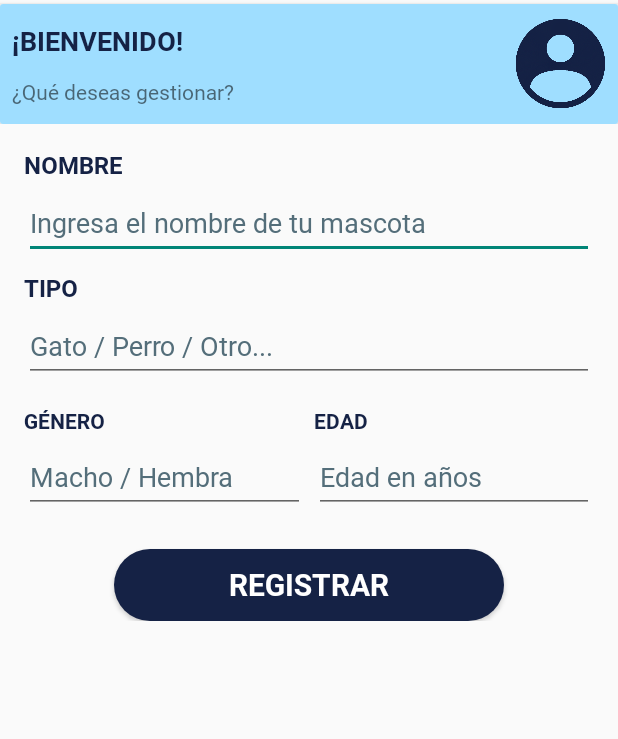
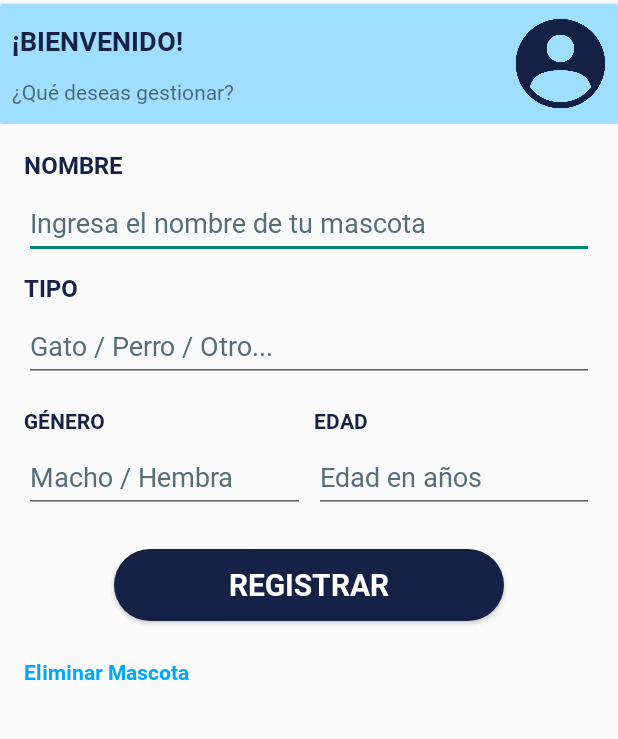
Before and after one commit to ogsilvaa/VeterinariaUpc, an Android app: the MascotaActivity screen opened directly, with no data from a screen before it, on a phone screen of 412 x 824 dp, the part 133-872 px from its top. Run offline under Robolectric (Android 15) with nearby library versions, the phone set to English and light mode, and no system bars; our stand-ins replace Firebase (no records; nobody signed in at launch, a user with empty details on screens opened directly).

Commit message:
Se implementa DIALOG al hacer click en ELIMINAR MASCOTA para solicitar conformidad de eliminación. Aún no elimina a la mascota de la BD.

```diff
--- a/PuppiesVet/app/src/main/res/layout/activity_mascota.xml
+++ b/PuppiesVet/app/src/main/res/layout/activity_mascota.xml
@@ -195,6 +195,18 @@
                     app:layout_constraintStart_toStartOf="parent"
                     app:layout_constraintTop_toBottomOf="@+id/lo_GeneroEdadMascota" />
 
+                <TextView
+                    android:id="@+id/tv_EliminarMascota"
+                    android:layout_width="wrap_content"
+                    android:layout_height="wrap_content"
+                    android:layout_marginTop="24dp"
+                    android:fontFamily="@font/roboto_bold"
+                    android:text="Eliminar Mascota"
+                    android:textColor="@color/color_enlaces"
+                    app:layout_constraintStart_toStartOf="parent"
+                    app:layout_constraintTop_toBottomOf="@+id/btn_RegistrarMascota" />
+
+
 
             </LinearLayout>
         </ScrollView>
```
